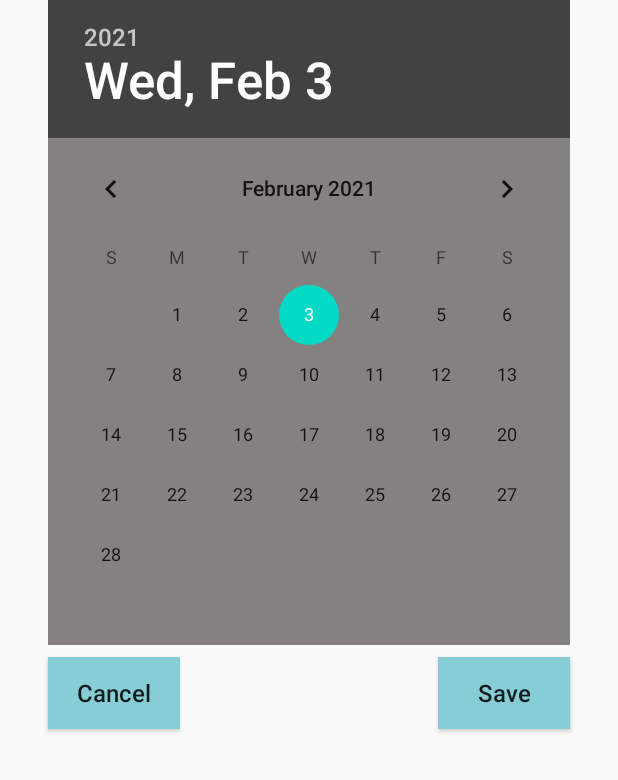
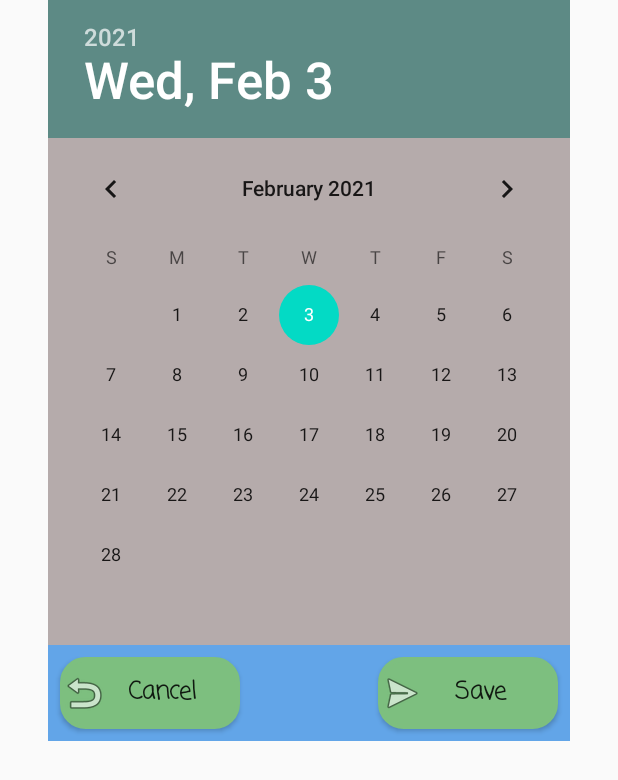
Before and after one commit to Rakhshanipr/TaskManager, an Android app: the layout fragment_date_picker.xml on its own in the app's theme, with its tools: preview values and no code run, on a phone screen of 412 x 824 dp. Shown: the top 780 px of the screen. Run offline under Robolectric (Android 15) with nearby library versions, the phone set to English and light mode, and no system bars; Roboto replaces fonts that are not available here.

Commit message:
Complete Pickers
complete project  :)

```diff
--- a/app/src/main/AndroidManifest.xml
+++ b/app/src/main/AndroidManifest.xml
@@ -4,9 +4,11 @@
 
     <application
         android:allowBackup="true"
-        android:icon="@mipmap/ic_launcher"
         android:label="@string/app_name"
+
+        android:icon="@drawable/_249008"
         android:roundIcon="@mipmap/ic_launcher_round"
+
         android:supportsRtl="true"
         android:theme="@style/AppTheme">
         <activity android:name=".view.activity.SearchActivity"></activity>
--- a/app/src/main/java/com/example/taskmanager/veiwmodel/ListRecyclerViewTaskViewModel.java
+++ b/app/src/main/java/com/example/taskmanager/veiwmodel/ListRecyclerViewTaskViewModel.java
@@ -68,8 +68,6 @@ public class ListRecyclerViewTaskViewModel {
     public String getDate() {
         Calendar calendar = Calendar.getInstance();
         calendar.setTime(mTask.getDate());
-
-        int n = calendar.get(Calendar.MONTH);
         String date = calendar.get(Calendar.YEAR) + " / " + calendar.get(Calendar.DAY_OF_MONTH) + " / " + calendar.get(Calendar.MONTH)
                 + "     " + calendar.get(Calendar.HOUR) + ":" + calendar.get(Calendar.MINUTE) + " " + ((calendar.get(Calendar.AM_PM) == 0) ? "AM" : "PM");
         ;
--- a/app/src/main/java/com/example/taskmanager/veiwmodel/LoginViewModel.java
+++ b/app/src/main/java/com/example/taskmanager/veiwmodel/LoginViewModel.java
@@ -31,7 +31,7 @@ public class LoginViewModel {
         mUserRepository = UserRepository.getInstance(context);
         mTaskRepository=TaskRepository.getInstance(context);
         //region defind func to test
-        User user=new User("ali", "123", 1);
+        /*User user=new User("ali", "123", 1);
         mUserRepository.add(user);
         UserRepository.setsOnlineUser(user);
         mTaskRepository.add(new Task("university"
@@ -69,7 +69,7 @@ public class LoginViewModel {
         mTaskRepository.add(new Task("Neda"
                 ,"Complete mobile network"
                 , State.ToDo, new Date()
-                ,UserRepository.getsOnlineUser().getId()));
+                ,UserRepository.getsOnlineUser().getId()));*/
         //endregion
     }
 
--- a/app/src/main/res/layout/activity_view_pager.xml
+++ b/app/src/main/res/layout/activity_view_pager.xml
@@ -18,7 +18,7 @@
             app:layout_constraintStart_toStartOf="parent"
             app:layout_constraintTop_toTopOf="parent"
             app:tabIconTint="#8F5ED5"
-            app:tabIndicatorColor="#A4AA9F"
+            app:tabIndicatorColor="#E8EAE6"
             app:tabTextColor="#FFFFFF" />
 
         <androidx.viewpager2.widget.ViewPager2
--- a/app/src/main/res/layout/fragment_date_picker.xml
+++ b/app/src/main/res/layout/fragment_date_picker.xml
@@ -4,20 +4,19 @@
     xmlns:tools="http://schemas.android.com/tools">
 
     <androidx.constraintlayout.widget.ConstraintLayout
-        android:layout_width="match_parent"
+        android:layout_width="wrap_content"
         android:layout_height="wrap_content"
-        android:layout_gravity="center_horizontal">
+        android:layout_gravity="center_horizontal"
+        android:background="#62A5E8">
 
         <DatePicker
             android:id="@+id/datePicker_date"
             android:layout_width="wrap_content"
             android:layout_height="wrap_content"
-            android:layout_marginStart="24dp"
-            android:layout_marginEnd="24dp"
             android:background="#858181"
-            android:backgroundTint="#858181"
+            android:backgroundTint="#B5ABAB"
             android:calendarTextColor="#0C0C0C"
-            android:headerBackground="@color/cardview_dark_background"
+            android:headerBackground="#5D8A85"
             app:layout_constraintEnd_toEndOf="parent"
             app:layout_constraintStart_toStartOf="parent"
             app:layout_constraintTop_toTopOf="parent">
@@ -26,15 +25,20 @@
 
         <Button
             android:id="@+id/button_cancel"
-            android:layout_width="wrap_content"
+            android:layout_width="120dp"
             android:layout_height="wrap_content"
+            android:layout_marginStart="8dp"
             android:layout_marginTop="8dp"
-            android:layout_marginBottom="16dp"
-            android:background="#66BD6A"
-            android:backgroundTint="#86CDD5"
+            android:layout_marginBottom="8dp"
+            android:background="@drawable/round"
+            android:backgroundTint="#7DBF7F"
+            android:drawableLeft="@android:drawable/ic_menu_revert"
+            android:drawablePadding="-15dp"
+            android:fontFamily="casual"
             android:text="Cancel"
             android:textAllCaps="false"
             android:textSize="16sp"
+            android:textStyle="bold"
             app:layout_constraintBottom_toBottomOf="parent"
             app:layout_constraintStart_toStartOf="@+id/datePicker_date"
             app:layout_constraintTop_toBottomOf="@+id/datePicker_date"
@@ -42,14 +46,20 @@
 
         <Button
             android:id="@+id/button_save"
-            android:layout_width="wrap_content"
+            android:layout_width="120dp"
             android:layout_height="wrap_content"
-            android:background="#66BD6A"
-            android:backgroundTint="#86CDD5"
+            android:layout_marginEnd="8dp"
+            android:background="@drawable/round"
+            android:backgroundTint="#7DBF7F"
+            android:drawableLeft="@android:drawable/ic_menu_send"
+            android:drawablePadding="-15dp"
+            android:fontFamily="casual"
             android:text="Save"
             android:textAllCaps="false"
             android:textSize="16sp"
-            app:layout_constraintEnd_toEndOf="@+id/datePicker_date"
+            android:textStyle="bold"
+            app:layout_constraintBottom_toBottomOf="@+id/button_cancel"
+            app:layout_constraintEnd_toEndOf="parent"
             app:layout_constraintTop_toTopOf="@+id/button_cancel" />
     </androidx.constraintlayout.widget.ConstraintLayout>
 </layout>
--- a/app/src/main/res/layout/fragment_login.xml
+++ b/app/src/main/res/layout/fragment_login.xml
@@ -32,7 +32,6 @@
             android:hint="User Name"
             android:inputType="textPersonName"
             android:shadowColor="#AC5D5D"
-            android:text="ali"
             android:textColorHint="#555252"
             app:layout_constraintEnd_toEndOf="parent"
             app:layout_constraintStart_toStartOf="parent"
@@ -57,7 +56,6 @@
             android:inputType="textPersonName"
             android:password="true"
             android:shadowColor="#AC5D5D"
-            android:text="123"
             android:textColorHint="#555252"
             app:layout_constraintEnd_toEndOf="@+id/editText_userName"
             app:layout_constraintStart_toStartOf="@+id/editText_userName"
```
Also changed, not shown: app/src/main/res/layout/fragment_time_picker.xml (+19 -9 lines).
